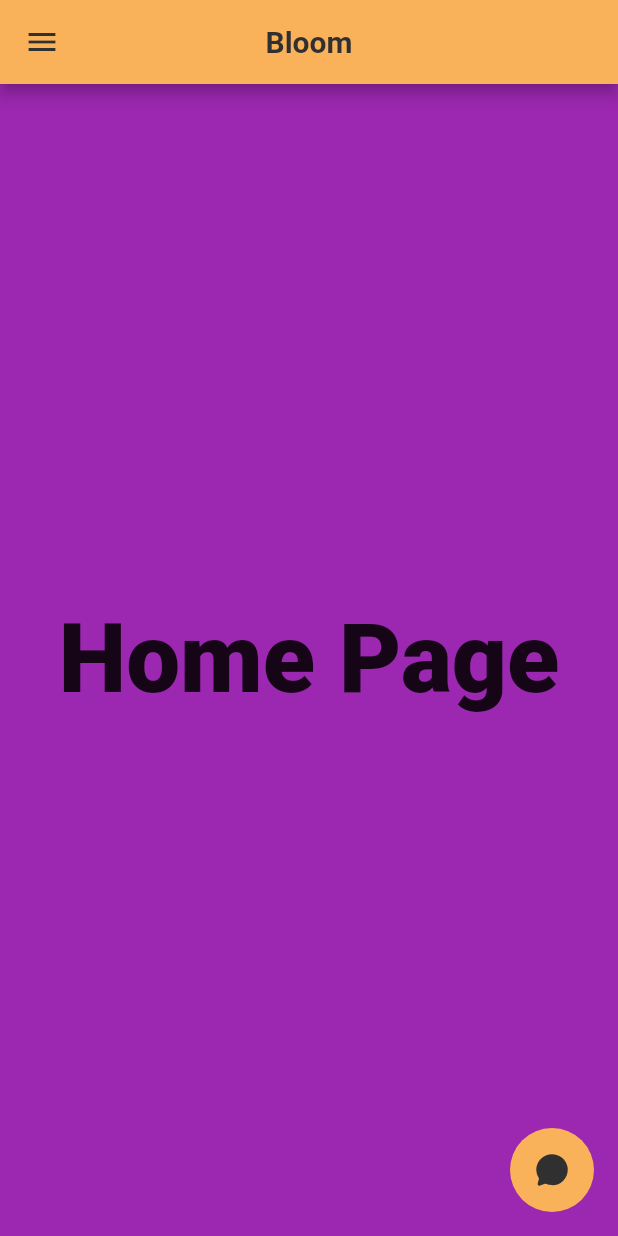
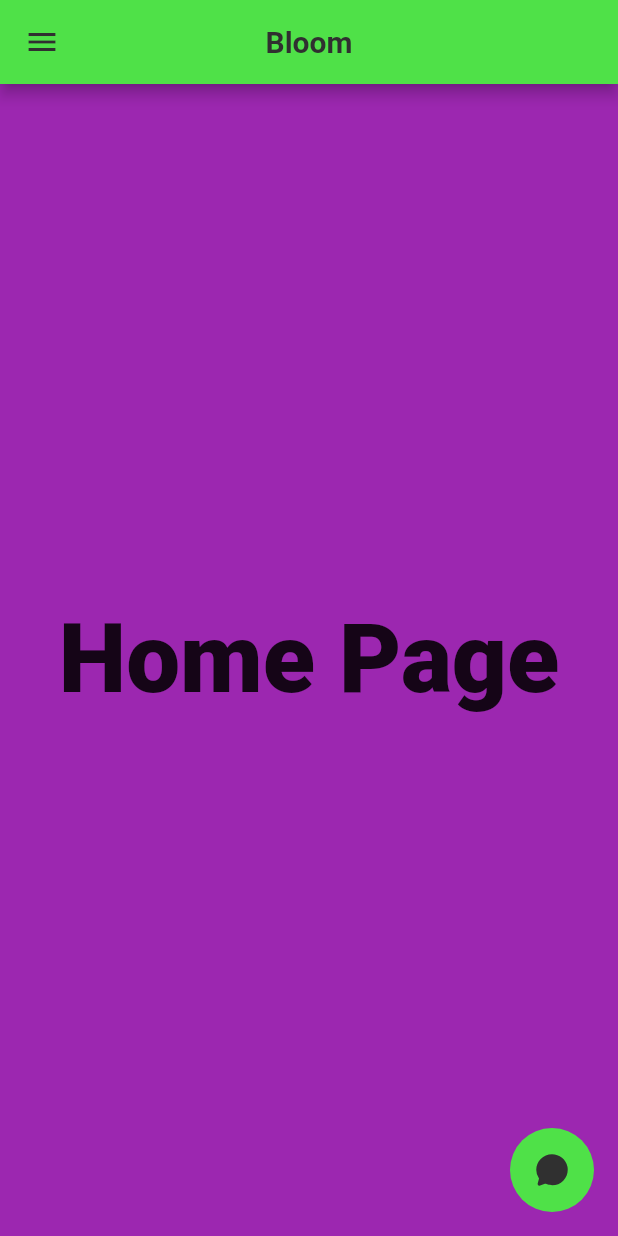
Before and after one commit to exoad/BloomApp, a Flutter app: the MainApp screen opened directly, on a phone screen of 412 x 824 dp. Run offline on Flutter 3.47's test engine with Material 2 defaults, Android fonts, the phone set to English and light mode, and no system bars; our stand-ins replace ionicons, shared_preferences, yaml; accounts and stored records are empty.

```diff
--- a/lib/bits/consts.dart
+++ b/lib/bits/consts.dart
@@ -9,9 +9,9 @@ final class LaF {
   static const Color empty = Color.fromARGB(0, 0, 0, 0);
   static const Color primaryBackground =
       Color.fromARGB(255, 247, 237, 225);
-  static const Color primaryColor = Color.fromARGB(255, 250, 178, 90);
+  static const Color primaryColor = Color.fromARGB(255, 79, 225, 72);
   static const Color primaryColorTint =
-      Color.fromARGB(255, 235, 208, 118);
+      Color.fromARGB(255, 68, 197, 124);
   static const Color primaryColorTintDarker_Pressed =
       Color.fromARGB(180, 199, 144, 81);
   static const Color primaryColorFgContrast =
@@ -22,7 +22,7 @@ final class LaF {
   static const Color primaryColorGreenTint =
       Color.fromARGB(255, 180, 242, 183);
   static const Color primaryColorBlueTint =
-      Color.fromARGB(255, 177, 221, 241);
+      Color.fromARGB(255, 17, 125, 174);
 
   static bool useLabeledBottomAppBarButtons = true;
 
--- a/lib/main.dart
+++ b/lib/main.dart
@@ -12,8 +12,6 @@ void main() {
     prefs = value;
     prefs.reload();
     init().then((_) {
-      assert(getIsNewUser() == prefs.getBool("isNewUser"),
-          "FAILED KEY EVALUATION FOR IS NEW USER CHECK");
       runApp(_AppWrapper(
           appHome:
               !getIsNewUser() // oh fuck, dont reverse the conditions here. first time did it and got the wrong results. im too lazy to reverse the values of the resultants so just inverting the condition itself :/
```
Also changed, not shown: 6 other files.
